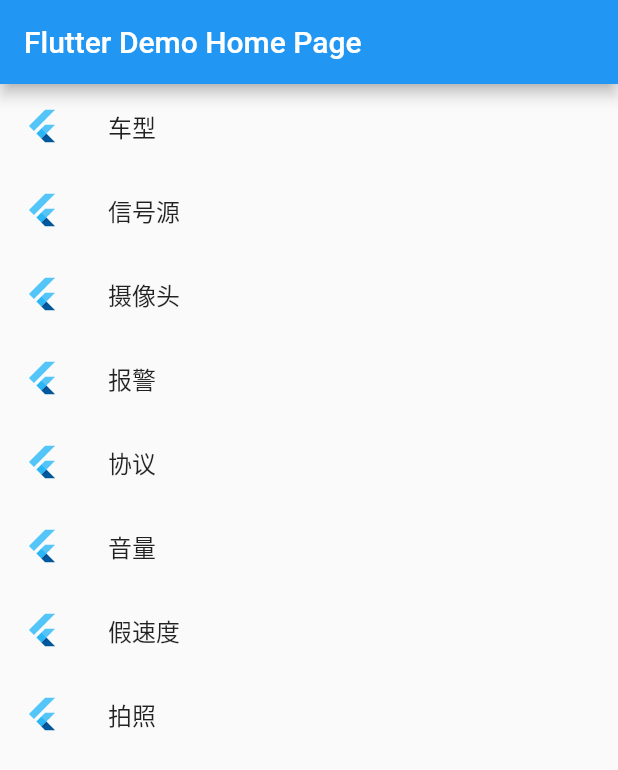
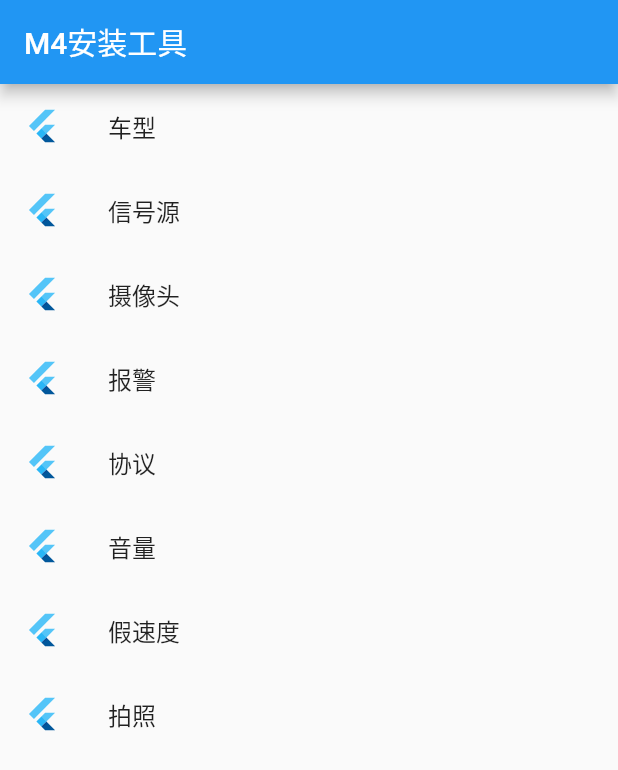
Before and after one commit to MascotWu/M4_Settings, a Flutter app: the screen it shows after launch, on a phone screen of 412 x 824 dp. Shown: the top 770 px of the screen. Run offline on Flutter 3.47's test engine with Material 2 defaults, Android fonts, the phone set to English and light mode, and no system bars; our stand-ins replace rxdart.

Commit message:
整理格式

```diff
--- /dev/null
+++ b/lib/app.dart
@@ -0,0 +1,28 @@
+import 'package:flutter/material.dart';
+
+import 'main.dart';
+
+void main() => runApp(App());
+
+class App extends StatelessWidget {
+  // This widget is the root of your application.
+  @override
+  Widget build(BuildContext context) {
+    return MaterialApp(
+      title: 'M4安装工具',
+      theme: ThemeData(
+        // This is the theme of your application.
+        //
+        // Try running your application with "flutter run". You'll see the
+        // application has a blue toolbar. Then, without quitting the app, try
+        // changing the primarySwatch below to Colors.green and then invoke
+        // "hot reload" (press "r" in the console where you ran "flutter run",
+        // or simply save your changes to "hot reload" in a Flutter IDE).
+        // Notice that the counter didn't reset back to zero; the application
+        // is not restarted.
+        primarySwatch: Colors.blue,
+      ),
+      home: HomePage(title: 'M4安装工具'),
+    );
+  }
+}
--- a/lib/configurations.dart
+++ b/lib/configurations.dart
@@ -100,8 +100,5 @@ class MProtocolConfigJsonFile extends ConfigurationFile {
   @override
   setConfig(String content) {
     config = jsonDecode(content);
-    config['server'] ??= {};
-    config['reg_param'] ??= {};
-    config['resolution'] ??= {};
   }
 }
--- a/lib/convert.dart
+++ b/lib/convert.dart
@@ -14,8 +14,7 @@ gflagDecode(String gflags) {
 
 gflagEncode(Map<String, dynamic> map) {
   var gflagString = '';
-  for (var key in map.keys)
-    gflagString += '--' + key + '=' + map[key] + '\n';
+  for (var key in map.keys) gflagString += '--' + key + '=' + map[key] + '\n';
 
   return gflagString;
 }
--- a/lib/data_source.dart
+++ b/lib/data_source.dart
@@ -4,10 +4,7 @@ import 'package:flutter_app/picker_dialog.dart';
 import 'view_model.dart';
 
 class DataSourcePage extends StatefulWidget {
-  @override
-  State<StatefulWidget> createState() {
-    return DataSourceState();
-  }
+  createState() => DataSourceState();
 }
 
 class DataSourceState extends State<DataSourcePage> {
--- a/lib/jt808.dart
+++ b/lib/jt808.dart
@@ -189,7 +189,7 @@ class _Jt808ConfigState extends State<Jt808ConfigPage> {
         onPressed: _setConfig,
         tooltip: 'Increment',
         child: Icon(Icons.done),
-      ), // This trailing comma makes auto-formatting nicer for build methods.
+      ),
       resizeToAvoidBottomPadding: false,
     );
   }
--- a/lib/main.dart
+++ b/lib/main.dart
@@ -3,49 +3,22 @@ import 'package:flutter_app/data_source.dart';
 import 'package:flutter_app/protocol.dart';
 import 'package:flutter_app/slider_dialog.dart';
 
-import 'alert.dart';
+import 'alert_settings.dart';
 import 'camera.dart';
 import 'camera_settings.dart';
 import 'picker_dialog.dart';
 import 'view_model.dart';
 
-void main() => runApp(MyApp());
-
-class MyApp extends StatelessWidget {
-  // This widget is the root of your application.
-  @override
-  Widget build(BuildContext context) {
-    return MaterialApp(
-      title: 'Flutter Demo',
-      theme: ThemeData(
-        // This is the theme of your application.
-        //
-        // Try running your application with "flutter run". You'll see the
-        // application has a blue toolbar. Then, without quitting the app, try
-        // changing the primarySwatch below to Colors.green and then invoke
-        // "hot reload" (press "r" in the console where you ran "flutter run",
-        // or simply save your changes to "hot reload" in a Flutter IDE).
-        // Notice that the counter didn't reset back to zero; the application
-        // is not restarted.
-        primarySwatch: Colors.blue,
-      ),
-      home: MyHomePage(title: 'Flutter Demo Home Page'),
-    );
-  }
-}
-
-class MyHomePage extends StatefulWidget {
-  MyHomePage({Key key, this.title}) : super(key: key);
+class HomePage extends StatefulWidget {
+  HomePage({Key key, this.title}) : super(key: key);
 
   final String title;
 
   @override
-  _MyHomePageState createState() => _MyHomePageState();
+  _HomePageState createState() => _HomePageState();
 }
 
-class _MyHomePageState extends State<MyHomePage> {
-  double _volume;
-  double _speed = 0;
+class _HomePageState extends State<HomePage> {
   var _textOfConnectButton = "";
 
   ViewModel vm = ViewModel.get();
@@ -94,17 +67,17 @@ class _MyHomePageState extends State<MyHomePage> {
             Navigator.push(
                 context,
                 new MaterialPageRoute(
-                    builder: (context) => new CameraSettingsPage(
-                          title: '摄像头',
-                        )));
+                    builder: (context) => new CameraSettingsPage()));
           },
         ),
         ListTile(
           leading: FlutterLogo(),
           title: Text('报警'),
           onTap: () {
-            Navigator.push(context,
-                new MaterialPageRoute(builder: (context) => new AlertPage()));
+            Navigator.push(
+                context,
+                new MaterialPageRoute(
+                    builder: (context) => new AlertSettingsPage()));
           },
         ),
         ListTile(
@@ -161,10 +134,8 @@ class _MyHomePageState extends State<MyHomePage> {
           leading: FlutterLogo(),
           title: Text('拍照'),
           onTap: () {
-            Navigator.push(
-                context,
-                new MaterialPageRoute(
-                    builder: (context) => new CameraPage(title: '拍照')));
+            Navigator.push(context,
+                new MaterialPageRoute(builder: (context) => new CameraPage()));
           },
         ),
       ]),
--- a/lib/picker_dialog.dart
+++ b/lib/picker_dialog.dart
@@ -7,10 +7,7 @@ class Picker extends StatefulWidget {
 
   Picker({Key key, this.title, this.options}) : super(key: key);
 
-  @override
-  State<StatefulWidget> createState() {
-    return new PickerState();
-  }
+  createState() => PickerState();
 }
 
 class PickerState extends State<Picker> {
--- a/lib/protocol.dart
+++ b/lib/protocol.dart
@@ -5,10 +5,7 @@ import 'package:flutter_app/view_model.dart';
 import 'jt808.dart';
 
 class ProtocolPage extends StatefulWidget {
-  @override
-  _ProtocolPageState createState() {
-    return _ProtocolPageState();
-  }
+  createState() => _ProtocolPageState();
 }
 
 class _ProtocolPageState extends State<ProtocolPage> {
--- a/lib/slider_dialog.dart
+++ b/lib/slider_dialog.dart
@@ -12,8 +12,7 @@ class SliderDialog extends StatefulWidget {
   SliderDialog({Key key, this.value, this.max, this.divisions, this.onChange})
       : super(key: key);
 
-  @override
-  State<StatefulWidget> createState() => _SliderDialogState(value);
+  createState() => _SliderDialogState(value);
 }
 
 class _SliderDialogState extends State<SliderDialog> {
@@ -41,7 +40,6 @@ class _SliderDialogState extends State<SliderDialog> {
               });
               widget.onChange(value);
             },
-            onChangeEnd: (value) {},
           ),
         ),
       ],
```
Also changed, not shown: lib/alert_settings.dart (renamed from lib/alert.dart, +12 -11 lines), lib/camera.dart (+1 -16 lines), lib/camera_settings.dart (+3 -23 lines), 1 other file.
